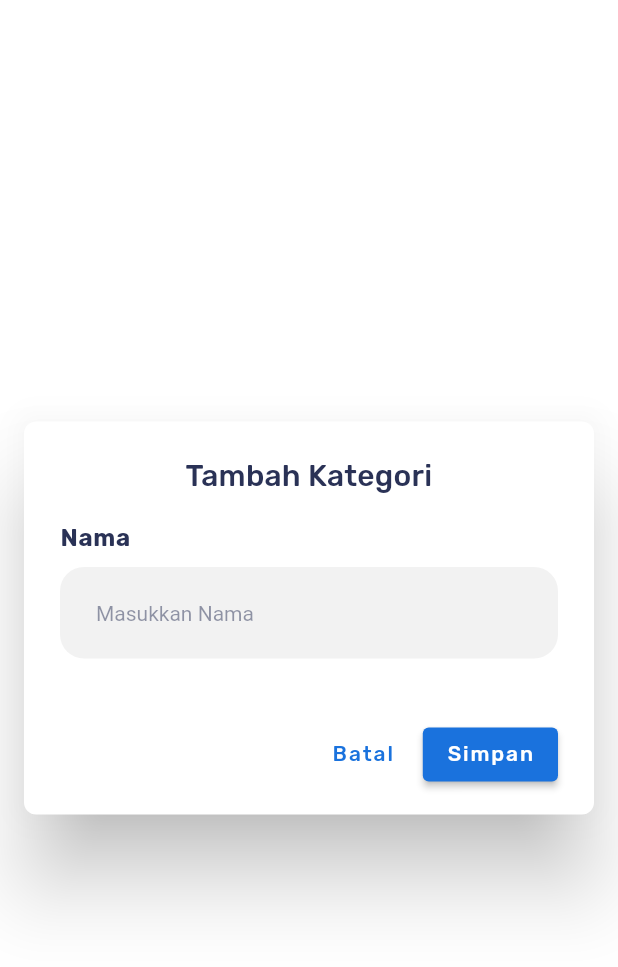
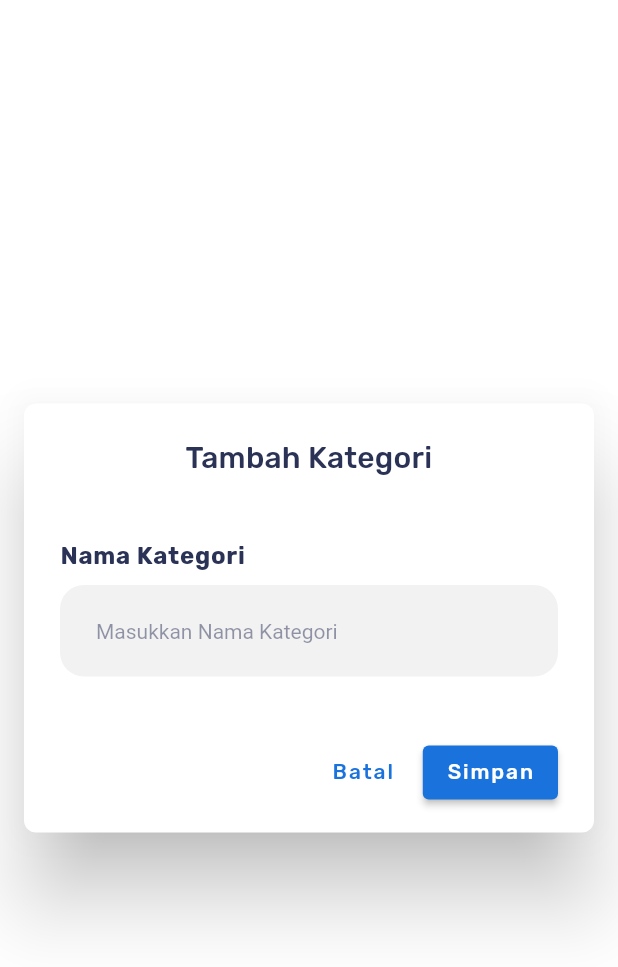
Before and after one commit to triagung128/fic-mini-project, a Flutter app: the _FormCategory widget shown alone on an empty page, opened directly, on a phone screen of 412 x 824 dp. Shown: the top 967 px of the screen. Run offline on Flutter 3.47's test engine with Material 2 defaults, Android fonts, the phone set to English and light mode, and no system bars; our stand-ins replace bottom_navy_bar, cloud_firestore, dartz, email_validator, equatable, firebase_auth and 10 more; accounts and stored records are empty; statements that could not run were skipped.

Commit message:
create widget TextFormLabel

```diff
--- a/lib/presentation/pages/vendor/category_page.dart
+++ b/lib/presentation/pages/vendor/category_page.dart
@@ -4,6 +4,7 @@ import 'package:fic_mini_project/presentation/blocs/category/category_bloc.dart'
 import 'package:fic_mini_project/presentation/widgets/action_dialog.dart';
 import 'package:fic_mini_project/presentation/widgets/confirm_delete_dialog.dart';
 import 'package:fic_mini_project/presentation/widgets/error_dialog.dart';
+import 'package:fic_mini_project/presentation/widgets/text_form_label.dart';
 import 'package:flutter/material.dart';
 import 'package:flutter_bloc/flutter_bloc.dart';
 import 'package:font_awesome_flutter/font_awesome_flutter.dart';
@@ -200,6 +201,7 @@ class _FormCategoryState extends State<_FormCategory> {
         _isEdit ? 'Ubah Kategori' : 'Tambah Kategori',
         textAlign: TextAlign.center,
       ),
+      titlePadding: const EdgeInsets.symmetric(vertical: 24),
       content: SizedBox(
         width: MediaQuery.of(context).size.width,
         child: SingleChildScrollView(
@@ -209,24 +211,18 @@ class _FormCategoryState extends State<_FormCategory> {
             child: Column(
               crossAxisAlignment: CrossAxisAlignment.start,
               children: [
-                Text(
-                  'Nama',
-                  style: Theme.of(context)
-                      .textTheme
-                      .bodyText1!
-                      .copyWith(color: navyColor, fontWeight: FontWeight.w700),
-                ),
+                const TextFormLabel(label: 'Nama Kategori'),
                 const SizedBox(height: 10),
                 TextFormField(
                   controller: _nameController,
                   decoration: const InputDecoration(
-                    hintText: 'Masukkan Nama',
+                    hintText: 'Masukkan Nama Kategori',
                   ),
                   keyboardType: TextInputType.name,
                   textCapitalization: TextCapitalization.words,
                   validator: (value) {
                     if (value.toString().isEmpty) {
-                      return 'Nama tidak boleh kosong';
+                      return 'Nama kategori tidak boleh kosong';
                     }
                     return null;
                   },
--- /dev/null
+++ b/lib/presentation/widgets/text_form_label.dart
@@ -0,0 +1,22 @@
+import 'package:fic_mini_project/common/styles.dart';
+import 'package:flutter/material.dart';
+
+class TextFormLabel extends StatelessWidget {
+  const TextFormLabel({
+    Key? key,
+    required this.label,
+  }) : super(key: key);
+
+  final String label;
+
+  @override
+  Widget build(BuildContext context) {
+    return Text(
+      label,
+      style: Theme.of(context)
+          .textTheme
+          .bodyText1!
+          .copyWith(color: navyColor, fontWeight: FontWeight.w700),
+    );
+  }
+}
```
Also changed, not shown: lib/presentation/pages/profile/update_profile_page.dart (+4 -21 lines), lib/presentation/pages/vendor/product_add_update_page.dart (+5 -20 lines).
